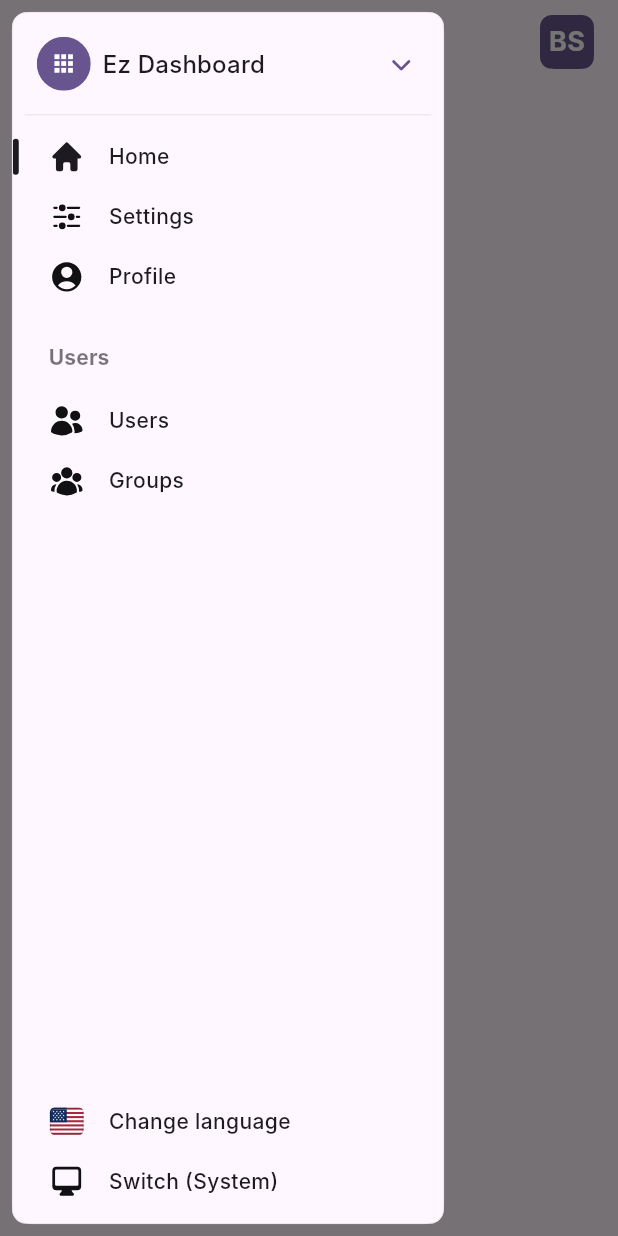
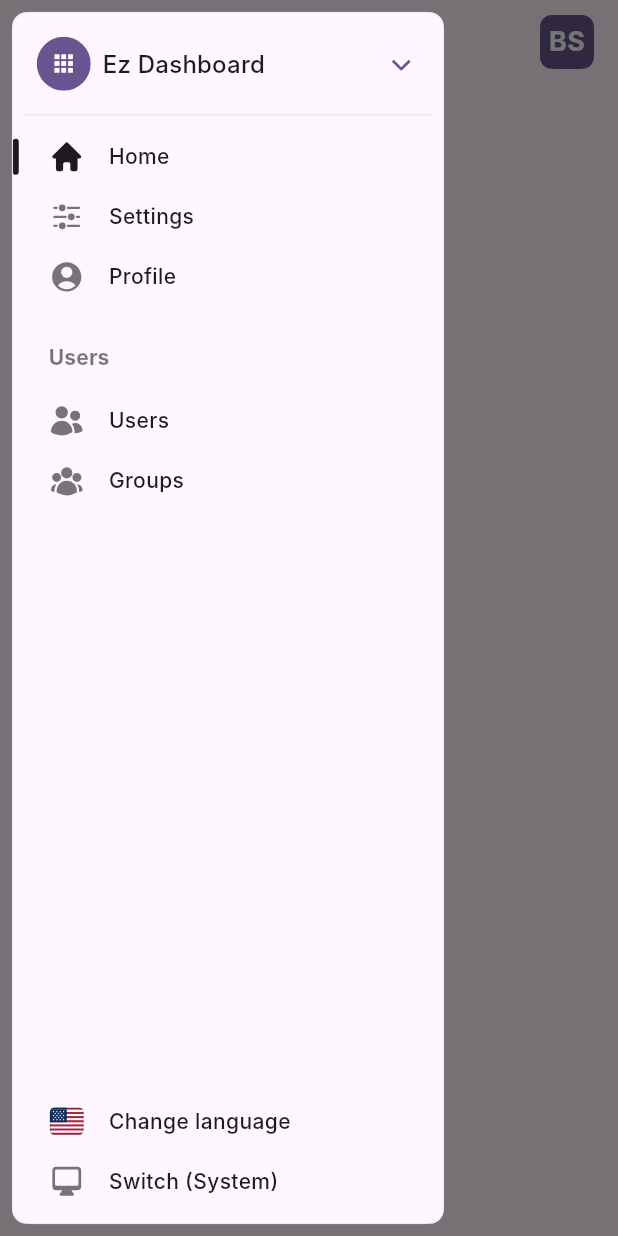
Before and after one commit to bsolca/ez-ui-flutter, a Flutter app: the screen it shows after launch, after a tap on the "menu" icon, on a phone screen of 412 x 824 dp. Run offline on Flutter 3.47's test engine with Material 3 defaults, Android fonts, the phone set to English and light mode, and no system bars; our stand-ins replace dropdown_button2, flutter_riverpod, flutter_svg, freezed_annotation, go_router, hive and 2 more; missing offline and left inert: country_flags, quick_log, web_smooth_scroll; accounts and stored records are empty; generated files the repository leaves out were written again; Roboto replaces fonts that are missing (Inter).

Commit message:
Move back to src in and first library

```diff
--- a/lib/src/shared/ez_icon/ez_icon.dart
+++ b/lib/src/shared/ez_icon/ez_icon.dart
@@ -1,6 +1,6 @@
 import 'package:flutter/material.dart';
+import 'package:flutter_svg/flutter_svg.dart';
 import 'package:impostor/src/shared/ez_icon/ez_icons.dart';
-import 'package:websafe_svg/websafe_svg.dart';
 
 /// EzIcon from HeroIcons
 class EzIcon extends StatelessWidget {
@@ -29,14 +29,13 @@ class EzIcon extends StatelessWidget {
     if (icon.path.contains('flag_icons') == false) {
       colorFilter = ColorFilter.mode(
         color,
-        BlendMode.srcATop,
+        BlendMode.srcIn,
       );
     }
 
-    return WebsafeSvg.asset(
+    return SvgPicture.asset(
       icon.path,
       width: size,
-
       colorFilter: colorFilter,
     );
   }
--- a/pubspec.yaml
+++ b/pubspec.yaml
@@ -19,6 +19,7 @@ dependencies:
   flutter_localizations:
     sdk: flutter
   flutter_riverpod: ^2.4.9
+  flutter_svg: ^2.0.9
   freezed_annotation: ^2.4.1
   go_router: ^13.0.0
   hive: ^2.2.3
@@ -33,7 +34,6 @@ dependencies:
   short_uuids: ^2.0.0
   vector_math: ^2.1.4
   web_smooth_scroll: ^1.1.0
-  websafe_svg: ^3.0.1+3
 
 dev_dependencies:
   build_runner: ^2.4.7
```
